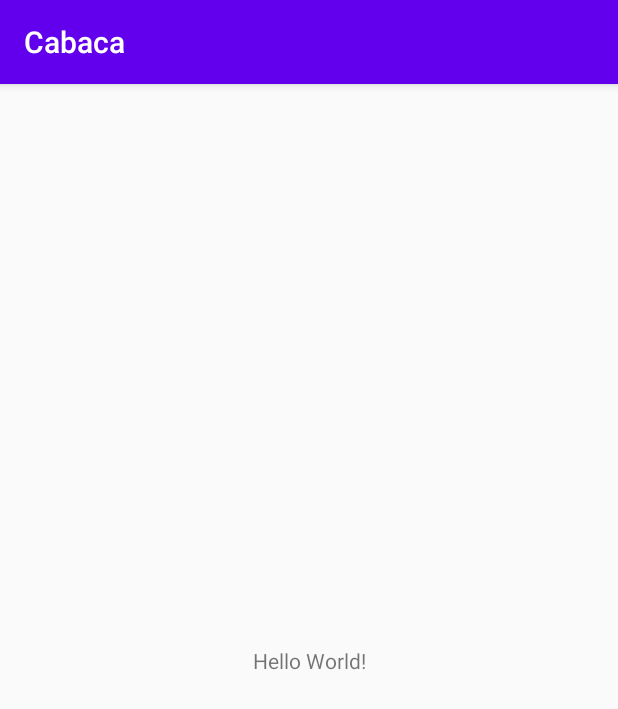
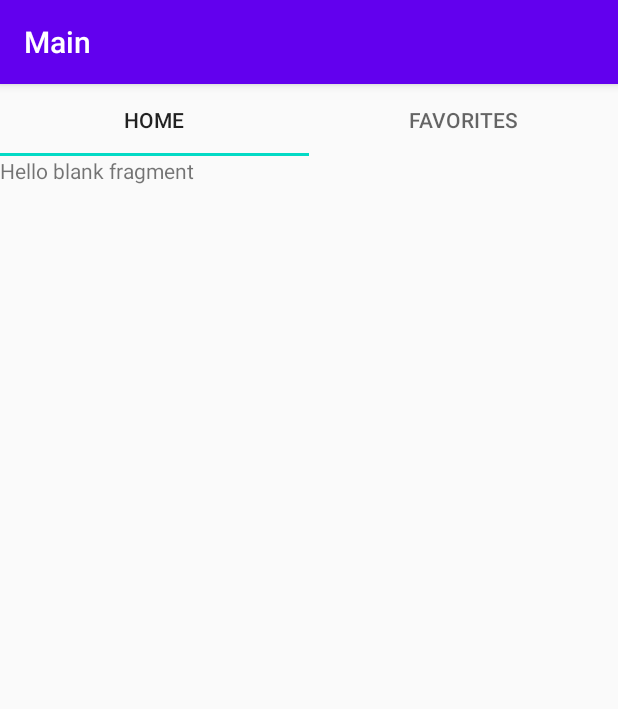
Before and after one commit to wildanpurnomo/cabaca, an Android app: the screen it shows after launch (MainActivity), on a phone screen of 412 x 824 dp. Shown: the top 709 px of the screen. Run offline under Robolectric (Android 15) with nearby library versions, the phone set to English and light mode, and no system bars; our stand-ins replace navigation-ui.

Commit message:
added view for main page

```diff
--- a/app/build.gradle
+++ b/app/build.gradle
@@ -27,6 +27,10 @@ android {
     compileOptions {
         sourceCompatibility JavaVersion.VERSION_1_8
         targetCompatibility JavaVersion.VERSION_1_8
+    }
+
+    kotlinOptions {
+        jvmTarget = '1.8'
     }
 }
 
--- a/app/src/main/AndroidManifest.xml
+++ b/app/src/main/AndroidManifest.xml
@@ -8,8 +8,8 @@
         android:label="@string/app_name"
         android:roundIcon="@mipmap/ic_launcher_round"
         android:supportsRtl="true"
-        android:theme="@style/AppTheme">
-        <activity android:name=".MainActivity">
+        android:theme="@style/AppTheme.NoActionBar">
+        <activity android:name=".ui.MainActivity">
             <intent-filter>
                 <action android:name="android.intent.action.MAIN" />
 
--- a/app/src/main/java/com/wildanpurnomo/cabaca/MainActivity.kt
+++ /dev/null
@@ -1,11 +0,0 @@
-package com.wildanpurnomo.cabaca
-
-import androidx.appcompat.app.AppCompatActivity
-import android.os.Bundle
-
-class MainActivity : AppCompatActivity() {
-    override fun onCreate(savedInstanceState: Bundle?) {
-        super.onCreate(savedInstanceState)
-        setContentView(R.layout.activity_main)
-    }
-}
--- /dev/null
+++ b/app/src/main/java/com/wildanpurnomo/cabaca/ui/FavoriteFragment.kt
@@ -0,0 +1,60 @@
+package com.wildanpurnomo.cabaca.ui
+
+import android.os.Bundle
+import androidx.fragment.app.Fragment
+import android.view.LayoutInflater
+import android.view.View
+import android.view.ViewGroup
+import com.wildanpurnomo.cabaca.R
+
+// TODO: Rename parameter arguments, choose names that match
+// the fragment initialization parameters, e.g. ARG_ITEM_NUMBER
+private const val ARG_PARAM1 = "param1"
+private const val ARG_PARAM2 = "param2"
+
+/**
+ * A simple [Fragment] subclass.
+ * Use the [FavoriteFragment.newInstance] factory method to
+ * create an instance of this fragment.
+ */
+class FavoriteFragment : Fragment() {
+    // TODO: Rename and change types of parameters
+    private var param1: String? = null
+    private var param2: String? = null
+
+    override fun onCreate(savedInstanceState: Bundle?) {
+        super.onCreate(savedInstanceState)
+        arguments?.let {
+            param1 = it.getString(ARG_PARAM1)
+            param2 = it.getString(ARG_PARAM2)
+        }
+    }
+
+    override fun onCreateView(
+        inflater: LayoutInflater, container: ViewGroup?,
+        savedInstanceState: Bundle?
+    ): View? {
+        // Inflate the layout for this fragment
+        return inflater.inflate(R.layout.fragment_favorite, container, false)
+    }
+
+    companion object {
+        /**
+         * Use this factory method to create a new instance of
+         * this fragment using the provided parameters.
+         *
+         * @param param1 Parameter 1.
+         * @param param2 Parameter 2.
+         * @return A new instance of fragment FavoriteFragment.
+         */
+        // TODO: Rename and change types and number of parameters
+        @JvmStatic
+        fun newInstance(param1: String, param2: String) =
+            FavoriteFragment().apply {
+                arguments = Bundle().apply {
+                    putString(ARG_PARAM1, param1)
+                    putString(ARG_PARAM2, param2)
+                }
+            }
+    }
+}
--- /dev/null
+++ b/app/src/main/java/com/wildanpurnomo/cabaca/ui/HomeFragment.kt
@@ -0,0 +1,60 @@
+package com.wildanpurnomo.cabaca.ui
+
+import android.os.Bundle
+import androidx.fragment.app.Fragment
+import android.view.LayoutInflater
+import android.view.View
+import android.view.ViewGroup
+import com.wildanpurnomo.cabaca.R
+
+// TODO: Rename parameter arguments, choose names that match
+// the fragment initialization parameters, e.g. ARG_ITEM_NUMBER
+private const val ARG_PARAM1 = "param1"
+private const val ARG_PARAM2 = "param2"
+
+/**
+ * A simple [Fragment] subclass.
+ * Use the [HomeFragment.newInstance] factory method to
+ * create an instance of this fragment.
+ */
+class HomeFragment : Fragment() {
+    // TODO: Rename and change types of parameters
+    private var param1: String? = null
+    private var param2: String? = null
+
+    override fun onCreate(savedInstanceState: Bundle?) {
+        super.onCreate(savedInstanceState)
+        arguments?.let {
+            param1 = it.getString(ARG_PARAM1)
+            param2 = it.getString(ARG_PARAM2)
+        }
+    }
+
+    override fun onCreateView(
+        inflater: LayoutInflater, container: ViewGroup?,
+        savedInstanceState: Bundle?
+    ): View? {
+        // Inflate the layout for this fragment
+        return inflater.inflate(R.layout.fragment_home, container, false)
+    }
+
+    companion object {
+        /**
+         * Use this factory method to create a new instance of
+         * this fragment using the provided parameters.
+         *
+         * @param param1 Parameter 1.
+         * @param param2 Parameter 2.
+         * @return A new instance of fragment HomeFragment.
+         */
+        // TODO: Rename and change types and number of parameters
+        @JvmStatic
+        fun newInstance(param1: String, param2: String) =
+            HomeFragment().apply {
+                arguments = Bundle().apply {
+                    putString(ARG_PARAM1, param1)
+                    putString(ARG_PARAM2, param2)
+                }
+            }
+    }
+}
--- /dev/null
+++ b/app/src/main/java/com/wildanpurnomo/cabaca/ui/MainActivity.kt
@@ -0,0 +1,30 @@
+package com.wildanpurnomo.cabaca.ui
+
+import androidx.appcompat.app.AppCompatActivity
+import android.os.Bundle
+import androidx.navigation.findNavController
+import androidx.navigation.ui.AppBarConfiguration
+import androidx.navigation.ui.navigateUp
+import androidx.navigation.ui.setupActionBarWithNavController
+import com.wildanpurnomo.cabaca.R
+import kotlinx.android.synthetic.main.activity_main.*
+
+class MainActivity : AppCompatActivity() {
+    private lateinit var mAppBarConfiguration: AppBarConfiguration
+
+    override fun onCreate(savedInstanceState: Bundle?) {
+        super.onCreate(savedInstanceState)
+        setContentView(R.layout.activity_main)
+
+        setSupportActionBar(mainToolbar)
+
+        val navController = findNavController(R.id.nav_host_fragment)
+        mAppBarConfiguration = AppBarConfiguration(navController.graph)
+        setupActionBarWithNavController(navController, mAppBarConfiguration)
+    }
+
+    override fun onSupportNavigateUp(): Boolean {
+        val navController = findNavController(R.id.nav_host_fragment)
+        return navController.navigateUp(mAppBarConfiguration) || super.onSupportNavigateUp()
+    }
+}
--- /dev/null
+++ b/app/src/main/java/com/wildanpurnomo/cabaca/ui/MainFragment.kt
@@ -0,0 +1,37 @@
+package com.wildanpurnomo.cabaca.ui
+
+import android.os.Bundle
+import androidx.fragment.app.Fragment
+import android.view.LayoutInflater
+import android.view.View
+import android.view.ViewGroup
+import androidx.lifecycle.ViewModelProvider
+import com.google.android.material.tabs.TabLayout
+import com.google.android.material.tabs.TabLayoutMediator
+import com.wildanpurnomo.cabaca.R
+import kotlinx.android.synthetic.main.activity_main.*
+import kotlinx.android.synthetic.main.fragment_main.*
+
+class MainFragment : Fragment() {
+
+    private lateinit var mMainViewModel: MainViewModel
+
+    override fun onCreateView(
+        inflater: LayoutInflater, container: ViewGroup?,
+        savedInstanceState: Bundle?
+    ): View? {
+        // Inflate the layout for this fragment
+        return inflater.inflate(R.layout.fragment_main, container, false)
+    }
+
+    override fun onViewCreated(view: View, savedInstanceState: Bundle?) {
+        super.onViewCreated(view, savedInstanceState)
+
+        mMainViewModel = ViewModelProvider(this).get(MainViewModel::class.java)
+
+        fragMainViewPager.adapter = MainViewPagerAdapter(this)
+        TabLayoutMediator(fragMainTabLayout, fragMainViewPager) { tab, position ->
+            tab.text = mMainViewModel.determineTabText(position)
+        }.attach()
+    }
+}
--- /dev/null
+++ b/app/src/main/java/com/wildanpurnomo/cabaca/ui/MainViewModel.kt
@@ -0,0 +1,12 @@
+package com.wildanpurnomo.cabaca.ui
+
+import androidx.lifecycle.ViewModel
+
+class MainViewModel : ViewModel() {
+    fun determineTabText(position: Int): String {
+        return when (position) {
+            0 -> "Home"
+            else -> "Favorites"
+        }
+    }
+}
--- /dev/null
+++ b/app/src/main/java/com/wildanpurnomo/cabaca/ui/MainViewPagerAdapter.kt
@@ -0,0 +1,19 @@
+package com.wildanpurnomo.cabaca.ui
+
+import androidx.fragment.app.Fragment
+import androidx.viewpager2.adapter.FragmentStateAdapter
+
+class MainViewPagerAdapter(fragment: Fragment) : FragmentStateAdapter(fragment) {
+    override fun getItemCount(): Int = 2
+
+    override fun createFragment(position: Int): Fragment {
+        return when (position) {
+            0 -> {
+                HomeFragment()
+            }
+            else -> {
+                FavoriteFragment()
+            }
+        }
+    }
+}
--- a/app/src/main/res/layout/activity_main.xml
+++ b/app/src/main/res/layout/activity_main.xml
@@ -1,18 +1,25 @@
 <?xml version="1.0" encoding="utf-8"?>
-<androidx.constraintlayout.widget.ConstraintLayout xmlns:android="http://schemas.android.com/apk/res/android"
+<androidx.coordinatorlayout.widget.CoordinatorLayout xmlns:android="http://schemas.android.com/apk/res/android"
     xmlns:app="http://schemas.android.com/apk/res-auto"
     xmlns:tools="http://schemas.android.com/tools"
     android:layout_width="match_parent"
     android:layout_height="match_parent"
-    tools:context=".MainActivity">
+    tools:context=".ui.MainActivity">
 
-    <TextView
-        android:layout_width="wrap_content"
+    <com.google.android.material.appbar.AppBarLayout
+        android:id="@+id/mainAppBarLayout"
+        android:layout_width="match_parent"
         android:layout_height="wrap_content"
-        android:text="Hello World!"
-        app:layout_constraintBottom_toBottomOf="parent"
-        app:layout_constraintLeft_toLeftOf="parent"
-        app:layout_constraintRight_toRightOf="parent"
-        app:layout_constraintTop_toTopOf="parent" />
+        android:theme="@style/AppTheme.AppBarOverlay">
 
-</androidx.constraintlayout.widget.ConstraintLayout>
+        <androidx.appcompat.widget.Toolbar
+            android:id="@+id/mainToolbar"
+            android:layout_width="match_parent"
+            android:layout_height="?attr/actionBarSize"
+            android:background="?attr/colorPrimary"
+            app:popupTheme="@style/AppTheme.PopupOverlay" />
+
+    </com.google.android.material.appbar.AppBarLayout>
+
+    <include layout="@layout/content_main" />
+</androidx.coordinatorlayout.widget.CoordinatorLayout>
--- /dev/null
+++ b/app/src/main/res/layout/content_main.xml
@@ -0,0 +1,21 @@
+<?xml version="1.0" encoding="utf-8"?>
+<androidx.constraintlayout.widget.ConstraintLayout xmlns:android="http://schemas.android.com/apk/res/android"
+    xmlns:app="http://schemas.android.com/apk/res-auto"
+    xmlns:tools="http://schemas.android.com/tools"
+    android:layout_width="match_parent"
+    android:layout_height="match_parent"
+    app:layout_behavior="@string/appbar_scrolling_view_behavior"
+    tools:showIn="@layout/activity_main">
+
+    <fragment
+        android:id="@+id/nav_host_fragment"
+        android:name="androidx.navigation.fragment.NavHostFragment"
+        android:layout_width="match_parent"
+        android:layout_height="match_parent"
+        app:defaultNavHost="true"
+        app:layout_constraintLeft_toLeftOf="parent"
+        app:layout_constraintRight_toRightOf="parent"
+        app:layout_constraintTop_toTopOf="parent"
+        app:navGraph="@navigation/main_navigation" />
+
+</androidx.constraintlayout.widget.ConstraintLayout>
--- /dev/null
+++ b/app/src/main/res/layout/fragment_favorite.xml
@@ -0,0 +1,14 @@
+<?xml version="1.0" encoding="utf-8"?>
+<FrameLayout xmlns:android="http://schemas.android.com/apk/res/android"
+    xmlns:tools="http://schemas.android.com/tools"
+    android:layout_width="match_parent"
+    android:layout_height="match_parent"
+    tools:context=".ui.FavoriteFragment">
+
+    <!-- TODO: Update blank fragment layout -->
+    <TextView
+        android:layout_width="match_parent"
+        android:layout_height="match_parent"
+        android:text="@string/hello_blank_fragment" />
+
+</FrameLayout>
--- /dev/null
+++ b/app/src/main/res/layout/fragment_home.xml
@@ -0,0 +1,14 @@
+<?xml version="1.0" encoding="utf-8"?>
+<FrameLayout xmlns:android="http://schemas.android.com/apk/res/android"
+    xmlns:tools="http://schemas.android.com/tools"
+    android:layout_width="match_parent"
+    android:layout_height="match_parent"
+    tools:context=".ui.HomeFragment">
+
+    <!-- TODO: Update blank fragment layout -->
+    <TextView
+        android:layout_width="match_parent"
+        android:layout_height="match_parent"
+        android:text="@string/hello_blank_fragment" />
+
+</FrameLayout>
--- /dev/null
+++ b/app/src/main/res/layout/fragment_main.xml
@@ -0,0 +1,24 @@
+<?xml version="1.0" encoding="utf-8"?>
+<androidx.constraintlayout.widget.ConstraintLayout xmlns:android="http://schemas.android.com/apk/res/android"
+    xmlns:tools="http://schemas.android.com/tools"
+    android:layout_width="match_parent"
+    android:layout_height="match_parent"
+    xmlns:app="http://schemas.android.com/apk/res-auto"
+    tools:context=".ui.MainFragment">
+
+    <com.google.android.material.tabs.TabLayout
+        android:id="@+id/fragMainTabLayout"
+        android:layout_width="match_parent"
+        android:layout_height="wrap_content"
+        app:layout_constraintEnd_toEndOf="parent"
+        app:layout_constraintStart_toStartOf="parent"
+        app:layout_constraintTop_toTopOf="parent" />
+
+    <androidx.viewpager2.widget.ViewPager2
+        android:id="@+id/fragMainViewPager"
+        android:layout_width="match_parent"
+        android:layout_height="0dp"
+        app:layout_constraintBottom_toBottomOf="parent"
+        app:layout_constraintTop_toBottomOf="@+id/fragMainTabLayout" />
+
+</androidx.constraintlayout.widget.ConstraintLayout>
--- /dev/null
+++ b/app/src/main/res/navigation/main_navigation.xml
@@ -0,0 +1,14 @@
+<?xml version="1.0" encoding="utf-8"?>
+<navigation xmlns:android="http://schemas.android.com/apk/res/android"
+    xmlns:app="http://schemas.android.com/apk/res-auto"
+    xmlns:tools="http://schemas.android.com/tools"
+    android:id="@+id/main_navigation"
+    app:startDestination="@id/mainPage">
+
+    <fragment
+        android:id="@+id/mainPage"
+        android:name="com.wildanpurnomo.cabaca.ui.MainFragment"
+        android:label="@string/main_page"
+        tools:layout="@layout/fragment_main" />
+
+</navigation>
--- a/app/src/main/res/values/strings.xml
+++ b/app/src/main/res/values/strings.xml
@@ -1,3 +1,7 @@
 <resources>
     <string name="app_name">Cabaca</string>
+    <!-- TODO: Remove or change this placeholder text -->
+    <string name="hello_blank_fragment">Hello blank fragment</string>
+    <string name="home_page">Home</string>
+    <string name="main_page">Main</string>
 </resources>
--- a/app/src/main/res/values/styles.xml
+++ b/app/src/main/res/values/styles.xml
@@ -7,4 +7,13 @@
         <item name="colorAccent">@color/colorAccent</item>
     </style>
 
+    <style name="AppTheme.AppBarOverlay" parent="ThemeOverlay.AppCompat.Dark.ActionBar" />
+
+    <style name="AppTheme.PopupOverlay" parent="ThemeOverlay.AppCompat.Light" />
+
+    <style name="AppTheme.NoActionBar">
+        <item name="windowActionBar">false</item>
+        <item name="windowNoTitle">true</item>
+    </style>
+
 </resources>
```
